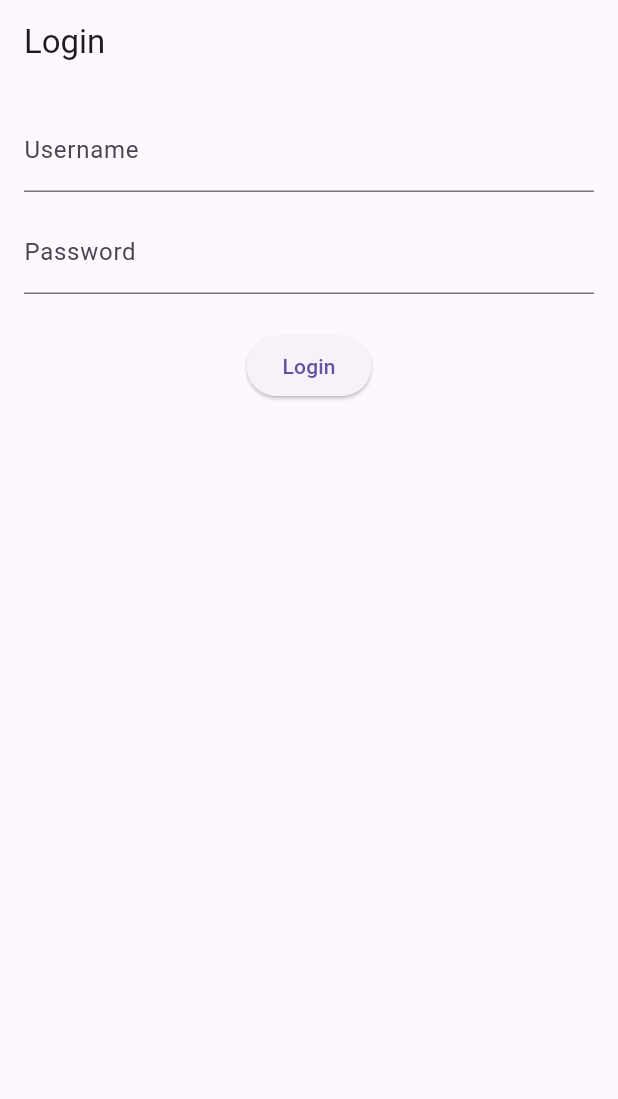
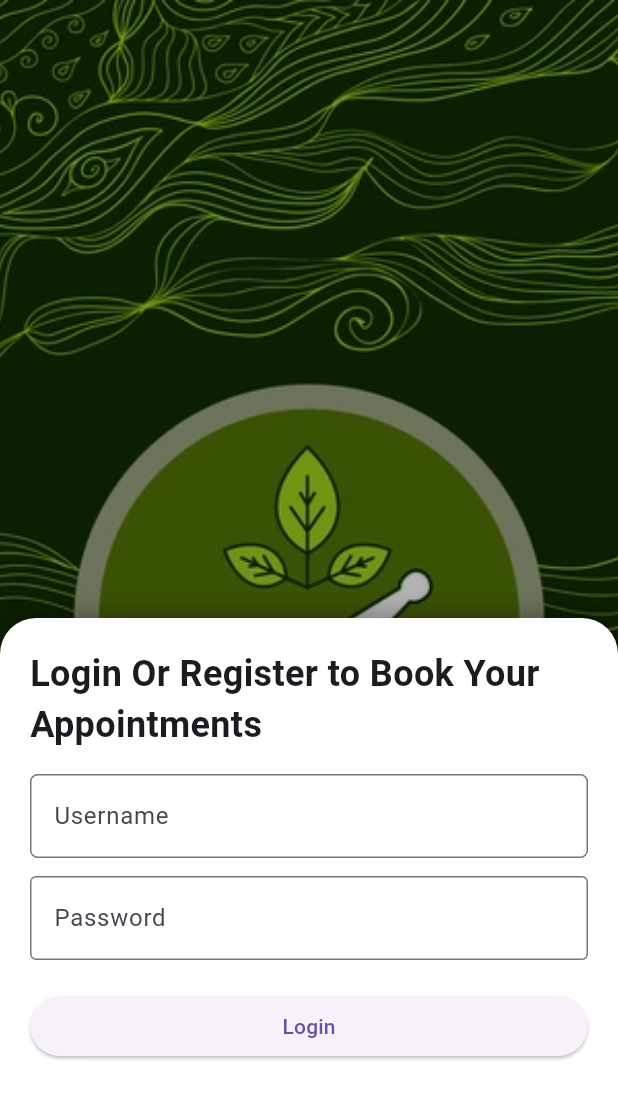
Before and after one commit to AnjuReshma/ayurvedahospital, a Flutter app: the screen it shows after launch, on a phone screen of 412 x 824 dp. Shown: the top 1099 px of the screen. Run offline on Flutter 3.47's test engine with Material 3 defaults, Android fonts, the phone set to English and light mode, and no system bars.

Commit message:
first commit

```diff
--- a/lib/login_screen.dart
+++ b/lib/login_screen.dart
@@ -1,56 +1,87 @@
-import 'package:ayurvedahospital/login_controller.dart';
 import 'package:flutter/material.dart';
-import 'package:provider/provider.dart';
-
 
 class LoginScreen extends StatelessWidget {
-  final TextEditingController usernameController = TextEditingController();
-  final TextEditingController passwordController = TextEditingController();
-
-  LoginScreen({super.key});
+  const LoginScreen({super.key});
 
   @override
   Widget build(BuildContext context) {
-    final loginState = Provider.of<Logincontroller>(context);
+    final size = MediaQuery.of(context).size;
 
     return Scaffold(
-      appBar: AppBar(title: Text('Login')),
-      body: Padding(
-        padding: const EdgeInsets.all(16.0),
+      body: Stack(
+        children: [
+          // Background image
+          SizedBox.expand(
+            child: Image.asset(
+              'assets/images/ayurveda.webp',
+              fit: BoxFit.cover,
+            ),
+          ),
+
+          // Semi-transparent dark overlay (optional)
+          Container(
+            color: Colors.black.withOpacity(0.3),
+          ),
+
+          // Login container in bottom half
+          Align(
+            alignment: Alignment.bottomCenter,
+            child: Container(
+              width: double.infinity,
+              height: size.height * 0.5,
+              padding: const EdgeInsets.all(20),
+              decoration: const BoxDecoration(
+                color: Colors.white,
+                borderRadius: BorderRadius.vertical(top: Radius.circular(24)),
+                boxShadow: [
+                  BoxShadow(
+                    color: Colors.black26,
+                    blurRadius: 10,
+                    offset: Offset(0, -4),
+                  )
+                ],
+              ),
               child: Column(
+                crossAxisAlignment: CrossAxisAlignment.start,
                 children: [
+                  const Text(
+                    "Login Or Register to Book Your Appointments",
+                    style: TextStyle(fontSize: 24, fontWeight: FontWeight.bold),
+                  ),
+                  const SizedBox(height: 16),
+                  TextFormField(
+                    decoration: InputDecoration(
+                      labelText: "Username",
+                      border: OutlineInputBorder(
+                        borderRadius: BorderRadius.circular(5),
+                        borderSide: BorderSide(color: const Color.fromARGB(255, 203, 200, 200))
+                      ),
+                    ),
+                  ),
+                  const SizedBox(height: 12),
                   TextField(
-              controller: usernameController,
-              decoration: InputDecoration(labelText: 'Username'),
+                    obscureText: true,
+                    decoration: InputDecoration(
+                      labelText: "Password",
+                      border: OutlineInputBorder(),
                     ),
-            SizedBox(height: 12),
-            TextField(
-              controller: passwordController,
-              decoration: InputDecoration(labelText: 'Password'),
-              obscureText: true,
                   ),
-                        SizedBox(height: 24),
-            loginState.isLoading
-                ? CircularProgressIndicator()
-                : ElevatedButton(
-                    onPressed: () async {
-                      final scaffoldMessenger = ScaffoldMessenger.of(context);
-                      bool success = await loginState.login(
-                        usernameController.text,
-                        passwordController.text,
-                      );
-
-                      scaffoldMessenger.showSnackBar(SnackBar(
-                        content: Text(
-                          success ? 'Login successful' : 'Login failed',
+                  const SizedBox(height: 20),
+                  SizedBox(
+                    width: double.infinity,
+                    child: ElevatedButton(
+                      onPressed: () {
+                        // Handle login
+                      },
+                      child: const Text("Login"),
                     ),
-                      ));
-                    },
-                    child: Text("Login"),
                   ),
                 ],
               ),
             ),
+          ),
+        ],
+      ),
     );
   }
 }
```
Lines whose indentation alone changed are shown as unchanged.
